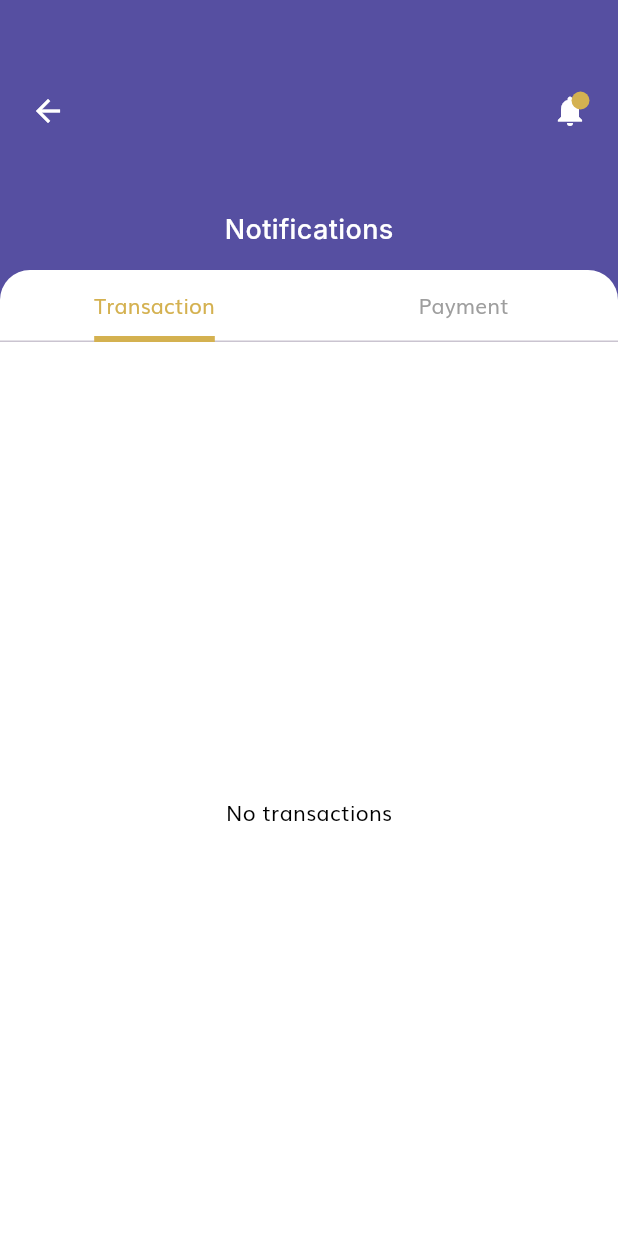
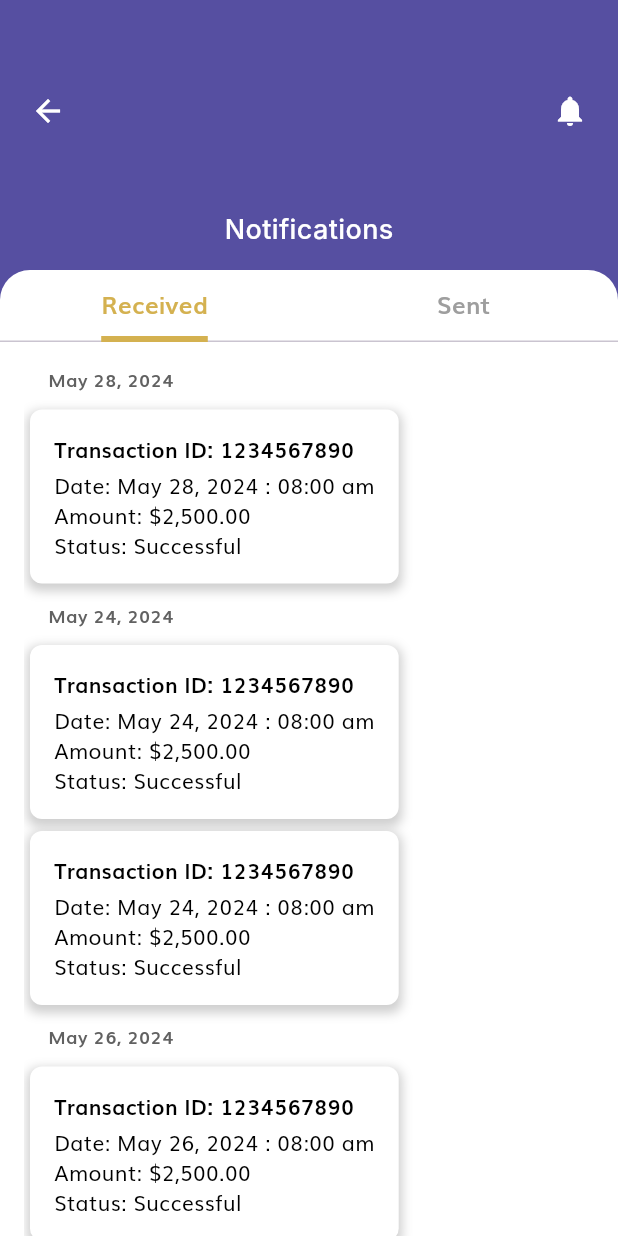
Before and after one commit to bsc-com-05-19/qrbasaed_wallet_frontend, a Flutter app: the NotificationsPage screen opened directly, on a phone screen of 412 x 824 dp. Run offline on Flutter 3.47's test engine with Material 3 defaults, Android fonts, the phone set to English and light mode, and no system bars; our stand-ins replace carousel_slider, file_picker, qr_flutter, shared_preferences; missing offline and left inert: mobile_scanner, qr_code_scanner, qr_scanner_overlay; accounts and stored records are empty; Roboto replaces fonts that are missing (Inter).

Commit message:
Modified home and notification pages

```diff
--- a/lib/notification.dart
+++ b/lib/notification.dart
@@ -1,56 +1,9 @@
 import 'package:flutter/material.dart';
-import 'package:socket_io_client/socket_io_client.dart' as IO;
 
-class NotificationsPage extends StatefulWidget {
+import 'home.dart';
+
+class NotificationsPage extends StatelessWidget {
   const NotificationsPage({Key? key}) : super(key: key);
-
-  @override
-  _NotificationsPageState createState() => _NotificationsPageState();
-}
-
-class _NotificationsPageState extends State<NotificationsPage> {
-  bool _hasNewNotifications = true;
-  late IO.Socket socket;
-  List<Map<String, String>> transactions = [];
-
-  @override
-  void initState() {
-    super.initState();
-    connectSocket();
-  }
-
-  void connectSocket() {
-    socket = IO.io('https://qr-based-mobile-wallet.onrender.com', <String, dynamic>{
-      'transports': ['websocket'],
-    });
-
-    socket.on('connect', (_) {
-      print('Connected to the server');
-    });
-
-    socket.on('payment_completed', (data) {
-      setState(() {
-        transactions.add({
-          'date': data['date'],
-          'transactionId': data['transactionId'],
-          'time': data['time'],
-          'amount': '\$${data['amount']}',
-          'status': data['status']
-        });
-        _hasNewNotifications = true;
-      });
-    });
-
-    socket.on('disconnect', (_) {
-      print('Disconnected from the server');
-    });
-  }
-
-  @override
-  void dispose() {
-    socket.dispose();
-    super.dispose();
-  }
 
   @override
   Widget build(BuildContext context) {
@@ -64,52 +17,32 @@ class _NotificationsPageState extends State<NotificationsPage> {
               children: [
                 Container(
                   color: const Color(0xFF564FA1),
-                  padding: const EdgeInsets.only(top: 50, bottom: 30),
+                  padding: const EdgeInsets.only(top: 50, bottom: 30), // Added bottom padding to move the icons down
                   child: Row(
                     mainAxisAlignment: MainAxisAlignment.spaceBetween,
                     children: [
                       Padding(
-                        padding: const EdgeInsets.only(left: 8.0),
+                        padding: const EdgeInsets.only(left: 8.0), // Added left padding
                         child: IconButton(
                           icon: const Icon(Icons.arrow_back, color: Colors.white),
                           onPressed: () {
-                            Navigator.of(context).pop();
+                            Navigator.push(
+                              context,
+                              MaterialPageRoute(
+                                builder: (context) => HomePage(),
+                              ),
+                            );// Add your back button functionality here
                           },
                         ),
                       ),
                       Padding(
-                        padding: const EdgeInsets.only(right: 8.0),
-                        child: Stack(
-                          children: [
-                            IconButton(
+                        padding: const EdgeInsets.only(right: 8.0), // Added right padding
+                        child: IconButton(
                           icon: const Icon(Icons.notifications, color: Colors.white),
                           onPressed: () {
-                                Navigator.of(context).push(
-                                  MaterialPageRoute(builder: (context) => SecondScreen())
-                                ).then((_) {
-                                  setState(() {
-                                    _hasNewNotifications = false;
-                                  });
-                                });
+                            // Add navigation to sign in page here
+
                           },
-                            ),
-                            if (_hasNewNotifications)
-                              Positioned(
-                                right: 11,
-                                top: 11,
-                                child: Container(
-                                  padding: const EdgeInsets.all(2),
-                                  decoration: BoxDecoration(
-                                    color: const Color(0xFFD4B150),
-                                    borderRadius: BorderRadius.circular(6),
-                                  ),
-                                  constraints: const BoxConstraints(
-                                    minWidth: 12,
-                                    minHeight: 12,
-                                  ),
-                                ),
-                              ),
-                          ],
                         ),
                       ),
                     ],
@@ -152,36 +85,29 @@ class _NotificationsPageState extends State<NotificationsPage> {
                     topRight: Radius.circular(20),
                   ),
                 ),
-                child: Column(
+                child: const Column(
                   children: [
-                    const TabBar(
-                      indicator: UnderlineTabIndicator(
+                    TabBar(
+                      indicator: UnderlineTabIndicator( // Changed indicator to UnderlineTabIndicator
                         borderSide: BorderSide(color: Color(0xFFD4B150), width: 4.0),
                       ),
                       unselectedLabelColor: Colors.grey,
-                      labelColor: Color(0xFFD4B150),
+                      labelColor: Color(0xFFD4B150), // Set label color to match the indicator color
+                      labelStyle: TextStyle(fontSize: 16, fontWeight: FontWeight.bold),
                       tabs: [
-                        Tab(text: 'Transaction'),
-                        Tab(text: 'Payment'),
+                        Tab(text: 'Received'),
+                        Tab(text: 'Sent'),
                       ],
                     ),
                     Expanded(
+                      child: Padding(
+                        padding: EdgeInsets.symmetric(horizontal: 16.0, vertical: 8.0),
                         child: TabBarView(
                           children: [
-                          transactions.isEmpty
-                              ? const Center(child: Text('No transactions'))
-                              : ListView.builder(
-                                  itemCount: transactions.length,
-                                  itemBuilder: (context, index) {
-                                    final transaction = transactions[index];
-                                    return ListTile(
-                                      title: Text('Transaction ID: ${transaction['transactionId']}'),
-                                      subtitle: Text('Date: ${transaction['date']} \nTime: ${transaction['time']} \nAmount: ${transaction['amount']} \nStatus: ${transaction['status']}'),
-                                    );
-                                  },
+                            NotificationsList(type: 'Received'),
+                            Center(child: Text('No Sent Notifications')),
+                          ],
                         ),
-                          const Center(child: Text('Payment Page')),
-                        ],
                       ),
                     ),
                   ],
@@ -195,18 +121,116 @@ class _NotificationsPageState extends State<NotificationsPage> {
   }
 }
 
-class SecondScreen extends StatelessWidget {
-  const SecondScreen({Key? key}) : super(key: key);
+class NotificationsList extends StatelessWidget {
+  final String type;
+
+  const NotificationsList({Key? key, required this.type}) : super(key: key);
+
+  final List<Map<String, String>> transactions = const [
+    {
+      'date': 'May 28, 2024',
+      'transactionId': '1234567890',
+      'time': '08:00 am',
+      'amount': '\$2,500.00',
+      'status': 'Successful'
+    },
+    {
+      'date': 'May 24, 2024',
+      'transactionId': '1234567890',
+      'time': '08:00 am',
+      'amount': '\$2,500.00',
+      'status': 'Successful'
+    },
+    {
+      'date': 'May 24, 2024',
+      'transactionId': '1234567890',
+      'time': '08:00 am',
+      'amount': '\$2,500.00',
+      'status': 'Successful'
+    },
+    {
+      'date': 'May 26, 2024',
+      'transactionId': '1234567890',
+      'time': '08:00 am',
+      'amount': '\$2,500.00',
+      'status': 'Successful'
+    },
+    {
+      'date': 'May 27, 2024',
+      'transactionId': '1234567890',
+      'time': '08:00 am',
+      'amount': '\$2,500.00',
+      'status': 'Successful'
+    },
+    {
+      'date': 'May 29, 2024',
+      'transactionId': '1234567890',
+      'time': '08:00 am',
+      'amount': '\$2,500.00',
+      'status': 'Successful'
+    },
+    // Add more transactions if needed
+  ];
 
   @override
   Widget build(BuildContext context) {
-    return Scaffold(
-      appBar: AppBar(
-        title: const Text('Second Screen'),
+    return ListView.builder(
+      itemCount: transactions.length,
+      itemBuilder: (context, index) {
+        final transaction = transactions[index];
+        final previousTransaction = index > 0 ? transactions[index - 1] : null;
+        final bool isNewDate = previousTransaction == null || previousTransaction['date'] != transaction['date'];
+
+        return Column(
+          crossAxisAlignment: CrossAxisAlignment.start,
+          children: [
+            if (isNewDate)
+              Padding(
+                padding: const EdgeInsets.symmetric(vertical: 8.0, horizontal: 16.0),
+                child: Text(
+                  transaction['date']!,
+                  style: TextStyle(
+                    fontSize: 12,
+                    fontWeight: FontWeight.bold,
+                    color: Colors.grey[700],
                   ),
-      body: const Center(
-        child: Text('Second Screen Content'),
                 ),
+              ),
+            Container(
+              margin: const EdgeInsets.symmetric(horizontal: 4, vertical: 4.0),
+              padding: const EdgeInsets.all(16.0),
+              decoration: BoxDecoration(
+                color: Colors.white,
+                borderRadius: BorderRadius.circular(8.0),
+                boxShadow: [
+                  BoxShadow(
+                    color: Colors.grey.withOpacity(0.5),
+                    spreadRadius: 2,
+                    blurRadius: 5,
+                    offset: const Offset(0, 3),
+                  ),
+                ],
+              ),
+              child: Column(
+                crossAxisAlignment: CrossAxisAlignment.start,
+                children: [
+                  Text(
+                    'Transaction ID: ${transaction['transactionId']}',
+                    style: const TextStyle(
+                      fontWeight: FontWeight.bold,
+                      color: Colors.black,
+                    ),
+                  ),
+                  const SizedBox(height: 4),
+                  Text('Date: ${transaction['date']} : ${transaction['time']}'),
+                  Text('Amount: ${transaction['amount']}'),
+                  Text('Status: ${transaction['status']}'),
+                ],
+              ),
+            ),
+          ],
+        );
+      },
     );
   }
 }
```
Also changed, not shown: lib/home.dart (+97 -42 lines). Lines whose indentation alone changed are shown as unchanged.
